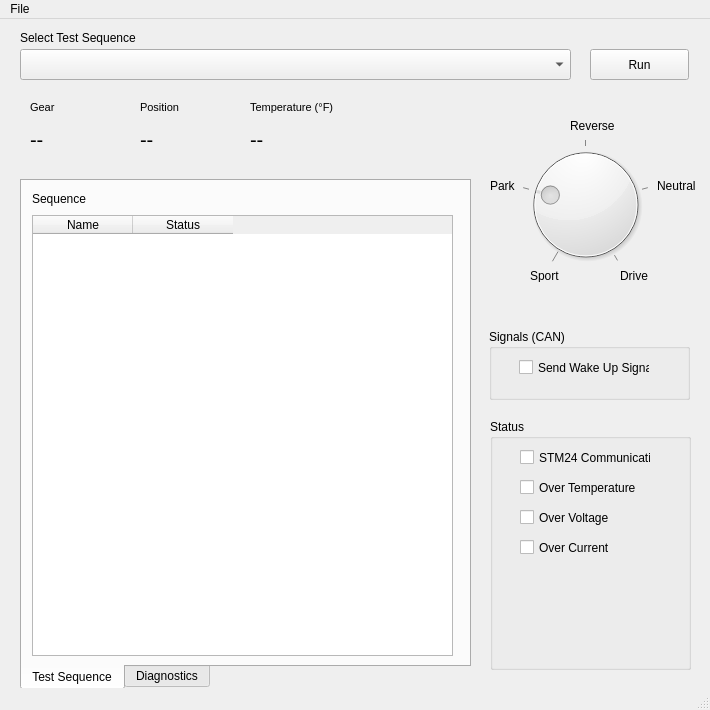
Before: the Qt Designer form Noise/gui.ui in bensoni/GHSP_Fixture, drawn with Qt 5.
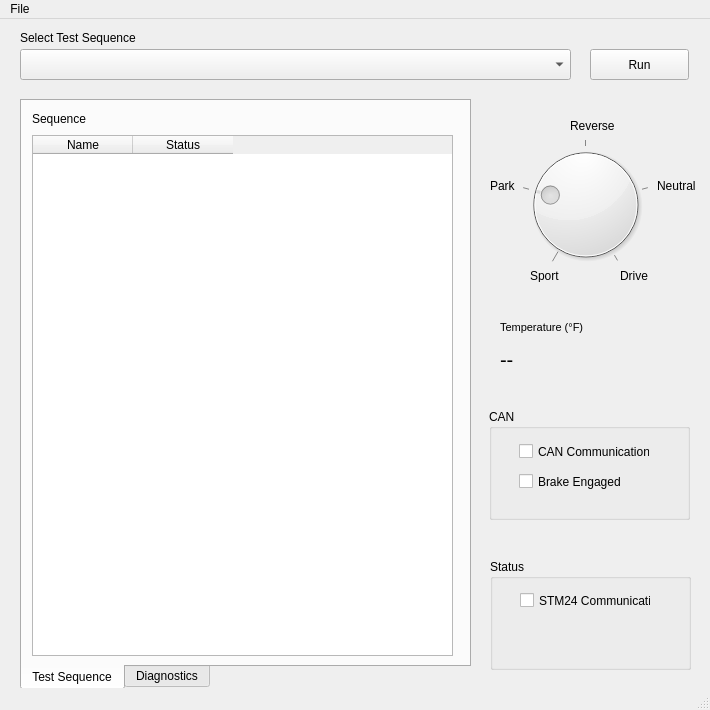
After: the same form once the commit is applied.

Commit message: Updated GUI, added test, fixed sequence table column width.

```diff
--- a/Noise/gui.ui
+++ b/Noise/gui.ui
@@ -93,33 +93,13 @@
      <bool>true</bool>
     </property>
    </widget>
-   <widget class="QLabel" name="label_4">
-    <property name="geometry">
-     <rect>
-      <x>30</x>
-      <y>80</y>
-      <width>91</width>
-      <height>17</height>
-     </rect>
-    </property>
-    <property name="font">
-     <font>
-      <pointsize>8</pointsize>
-      <weight>50</weight>
-      <bold>false</bold>
-     </font>
-    </property>
-    <property name="text">
-     <string>Gear</string>
-    </property>
-   </widget>
    <widget class="QTabWidget" name="tabWidget">
     <property name="geometry">
      <rect>
       <x>20</x>
-      <y>160</y>
+      <y>80</y>
       <width>451</width>
-      <height>511</height>
+      <height>591</height>
      </rect>
     </property>
     <property name="autoFillBackground">
@@ -144,7 +124,7 @@
         <x>10</x>
         <y>34</y>
         <width>421</width>
-        <height>441</height>
+        <height>521</height>
        </rect>
       </property>
       <column>
@@ -204,63 +184,11 @@
      </widget>
     </widget>
    </widget>
-   <widget class="QLabel" name="gear_label">
-    <property name="geometry">
-     <rect>
-      <x>30</x>
-      <y>100</y>
-      <width>91</width>
-      <height>41</height>
-     </rect>
-    </property>
-    <property name="styleSheet">
-     <string notr="true">font-size: 20px;</string>
-    </property>
-    <property name="text">
-     <string>--</string>
-    </property>
-   </widget>
-   <widget class="QLabel" name="position_label">
-    <property name="geometry">
-     <rect>
-      <x>140</x>
-      <y>100</y>
-      <width>91</width>
-      <height>41</height>
-     </rect>
-    </property>
-    <property name="styleSheet">
-     <string notr="true">font-size: 20px;</string>
-    </property>
-    <property name="text">
-     <string>--</string>
-    </property>
-   </widget>
-   <widget class="QLabel" name="label_7">
-    <property name="geometry">
-     <rect>
-      <x>140</x>
-      <y>80</y>
-      <width>91</width>
-      <height>17</height>
-     </rect>
-    </property>
-    <property name="font">
-     <font>
-      <pointsize>8</pointsize>
-      <weight>50</weight>
-      <bold>false</bold>
-     </font>
-    </property>
-    <property name="text">
-     <string>Position</string>
-    </property>
-   </widget>
    <widget class="QLabel" name="temperature_label">
     <property name="geometry">
      <rect>
-      <x>250</x>
-      <y>100</y>
+      <x>500</x>
+      <y>320</y>
       <width>91</width>
       <height>41</height>
      </rect>
@@ -275,8 +203,8 @@
    <widget class="QLabel" name="label_8">
     <property name="geometry">
      <rect>
-      <x>250</x>
-      <y>80</y>
+      <x>500</x>
+      <y>300</y>
       <width>121</width>
       <height>17</height>
      </rect>
@@ -296,9 +224,9 @@
     <property name="geometry">
      <rect>
       <x>490</x>
-      <y>400</y>
+      <y>540</y>
       <width>201</width>
-      <height>251</height>
+      <height>111</height>
      </rect>
     </property>
     <property name="title">
@@ -308,7 +236,7 @@
      <property name="geometry">
       <rect>
        <x>30</x>
-       <y>30</y>
+       <y>33</y>
        <width>131</width>
        <height>17</height>
       </rect>
@@ -320,54 +248,6 @@
       <bool>true</bool>
      </property>
     </widget>
-    <widget class="QCheckBox" name="overTemp_checkBox">
-     <property name="geometry">
-      <rect>
-       <x>30</x>
-       <y>60</y>
-       <width>131</width>
-       <height>17</height>
-      </rect>
-     </property>
-     <property name="text">
-      <string>Over Temperature</string>
-     </property>
-     <property name="checkable">
-      <bool>true</bool>
-     </property>
-    </widget>
-    <widget class="QCheckBox" name="overVoltage_checkBox">
-     <property name="geometry">
-      <rect>
-       <x>30</x>
-       <y>90</y>
-       <width>131</width>
-       <height>17</height>
-      </rect>
-     </property>
-     <property name="text">
-      <string>Over Voltage</string>
-     </property>
-     <property name="checkable">
-      <bool>true</bool>
-     </property>
-    </widget>
-    <widget class="QCheckBox" name="overCurrent_checkBox">
-     <property name="geometry">
-      <rect>
-       <x>30</x>
-       <y>120</y>
-       <width>131</width>
-       <height>17</height>
-      </rect>
-     </property>
-     <property name="text">
-      <string>Over Current</string>
-     </property>
-     <property name="checkable">
-      <bool>true</bool>
-     </property>
-    </widget>
    </widget>
    <widget class="QLabel" name="label_2">
     <property name="geometry">
@@ -438,30 +318,43 @@
     <property name="geometry">
      <rect>
       <x>489</x>
-      <y>310</y>
+      <y>390</y>
       <width>201</width>
-      <height>71</height>
+      <height>111</height>
      </rect>
     </property>
     <property name="title">
-     <string>Signals (CAN)</string>
+     <string>CAN</string>
     </property>
     <widget class="QCheckBox" name="wakupSignal_checkBox">
      <property name="geometry">
       <rect>
        <x>30</x>
-       <y>30</y>
+       <y>34</y>
        <width>131</width>
        <height>17</height>
       </rect>
      </property>
      <property name="text">
-      <string>Send Wake Up Signal</string>
+      <string>CAN Communication</string>
      </property>
      <property name="checkable">
       <bool>true</bool>
      </property>
     </widget>
+    <widget class="QCheckBox" name="brakeEngaged_checkBox">
+     <property name="geometry">
+      <rect>
+       <x>30</x>
+       <y>64</y>
+       <width>111</width>
+       <height>17</height>
+      </rect>
+     </property>
+     <property name="text">
+      <string>Brake Engaged</string>
+     </property>
+    </widget>
    </widget>
   </widget>
   <widget class="QMenuBar" name="menubar">
```
Left out of the diff: 8 changed lines with no effect on the pictures. The commit also changes 8 other files.
